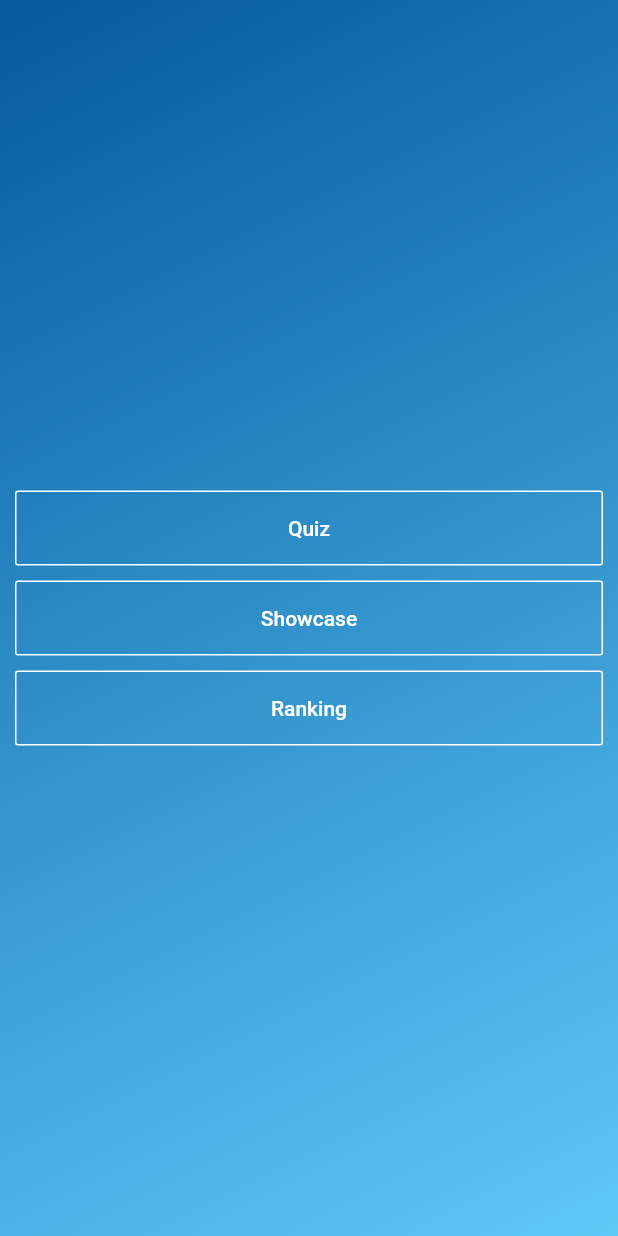
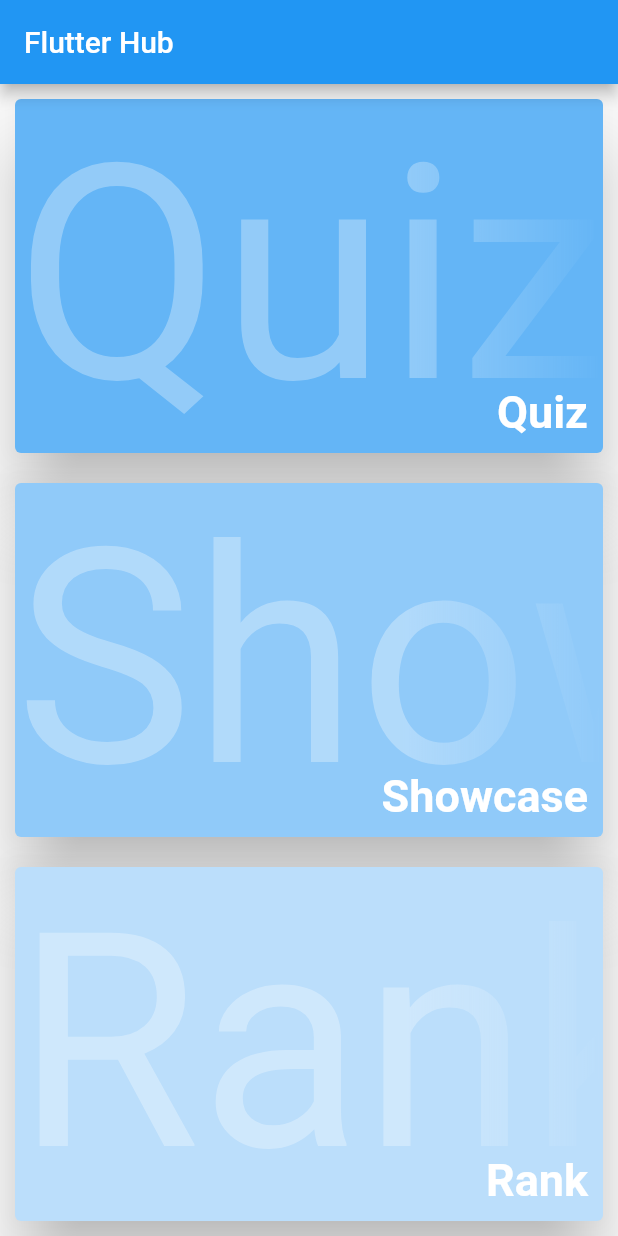
Before and after one commit to JoshMarkF/flutterhub, a Flutter app: the screen it shows after launch, on a phone screen of 412 x 824 dp. Run offline on Flutter 3.47's test engine with Material 2 defaults, Android fonts, the phone set to English and light mode, and no system bars.

Commit message:
HomeScreen v1

```diff
--- a/lib/main.dart
+++ b/lib/main.dart
@@ -1,4 +1,5 @@
 import 'package:flutter/material.dart';
+import 'package:flutterhub/myCard.dart';
 
 void main() => runApp(MyApp());
 
@@ -21,6 +22,11 @@ class MyApp extends StatelessWidget {
         primarySwatch: Colors.blue,
       ),
       home: MyHomePage(),
+      routes: {
+        '/quiz': (context) => SecondPage(),
+        '/showcase': (context) => SecondPage(),
+        '/ranking': (context) => SecondPage()
+      },
     );
   }
 }
@@ -34,51 +40,27 @@ class SecondPage extends StatelessWidget {
   }
 }
 
-class NavLink {
-  final String title;
-  final Widget _widget;
-  NavLink(this.title, this._widget);
-
-  void onPress(BuildContext context) {
-    Navigator.push(context, MaterialPageRoute(builder: (context) => _widget));
-  }
-}
-
 class MyHomePage extends StatelessWidget {
-  final navLinks = [
-    NavLink('Quiz', SecondPage()),
-    NavLink('Showcase', SecondPage()),
-    NavLink('Ranking', SecondPage()),
-  ];
-
   @override
   Widget build(BuildContext context) {
     return Scaffold(
-      // appBar: AppBar(title: Text('Flutter Hub')),
-      body: Container(
-        child: Column(
-          crossAxisAlignment: CrossAxisAlignment.stretch,
-          mainAxisAlignment: MainAxisAlignment.center,
-          children: <Widget>[
-            ...navLinks.map((item) {
-              return Padding(
-                  padding: EdgeInsets.fromLTRB(10, 5, 10, 5),
-                  child: SizedBox(
-                      height: 50,
-                      child: OutlineButton(
-                        child: Text(item.title),
-                        textColor: Colors.white,
-                        onPressed: () => item.onPress(context),
-                        borderSide: BorderSide(color: Colors.white),
-                      )));
-            })
-          ],
-        ),
-        decoration: BoxDecoration(
-            gradient: LinearGradient(
-                begin: Alignment.topLeft,
-                end: Alignment.bottomRight,
-                colors: [Color(0xff055A9D), Color(0xff5FC9F8)])),
+      appBar: AppBar(title: Text('Flutter Hub')),
+      body: Column(
+        crossAxisAlignment: CrossAxisAlignment.stretch,
+        mainAxisAlignment: MainAxisAlignment.center,
+        children: <Widget>[
+          MyCard(
+            color: Colors.blue[300],
+            title: 'Quiz',
+            route: '/quiz',
+          ),
+          MyCard(color: Colors.blue[200], title: 'Showcase', route: '/showcase'),
+          MyCard(
+            color: Colors.blue[100],
+            title: 'Rank',
+            route: '/ranking',
+          )
+        ],
       ),
     );
   }
--- /dev/null
+++ b/lib/myCard.dart
@@ -0,0 +1,44 @@
+import 'package:flutter/material.dart';
+
+class MyCard extends StatelessWidget {
+  final Color color;
+  final String title;
+  final String route;
+  const MyCard({Key key, this.color, this.title, this.route}) : super(key: key);
+
+  @override
+  Widget build(BuildContext context) {
+    return Expanded(
+        child: Card(
+            margin: EdgeInsets.all(10.0),
+            elevation: 20,
+            color: color,
+            child: GestureDetector(
+              behavior: HitTestBehavior.translucent,
+              onTap: () {
+                print('hello');
+                Navigator.of(context).pushNamed(route);
+              },
+              child: Stack(children: [
+                Opacity(
+                  opacity: 0.3,
+                  child: Text(
+                    title,
+                    overflow: TextOverflow.fade,
+                    softWrap: false,
+                    style: TextStyle(color: Colors.white, fontSize: 200),
+                  ),
+                ),
+                Positioned(
+                  bottom: 10,
+                  right: 10,
+                  child: Text(
+                    title,
+                    style:
+                        TextStyle(color: Colors.white, fontSize: 30, fontWeight: FontWeight.bold),
+                  ),
+                )
+              ]),
+            )));
+  }
+}
```
